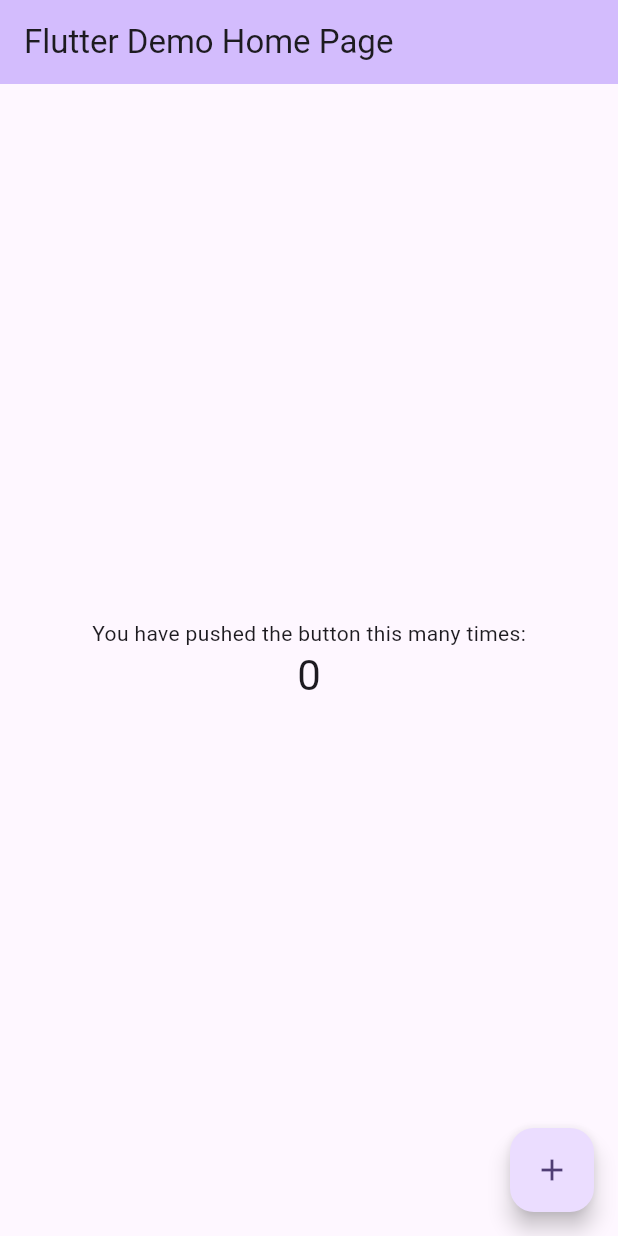
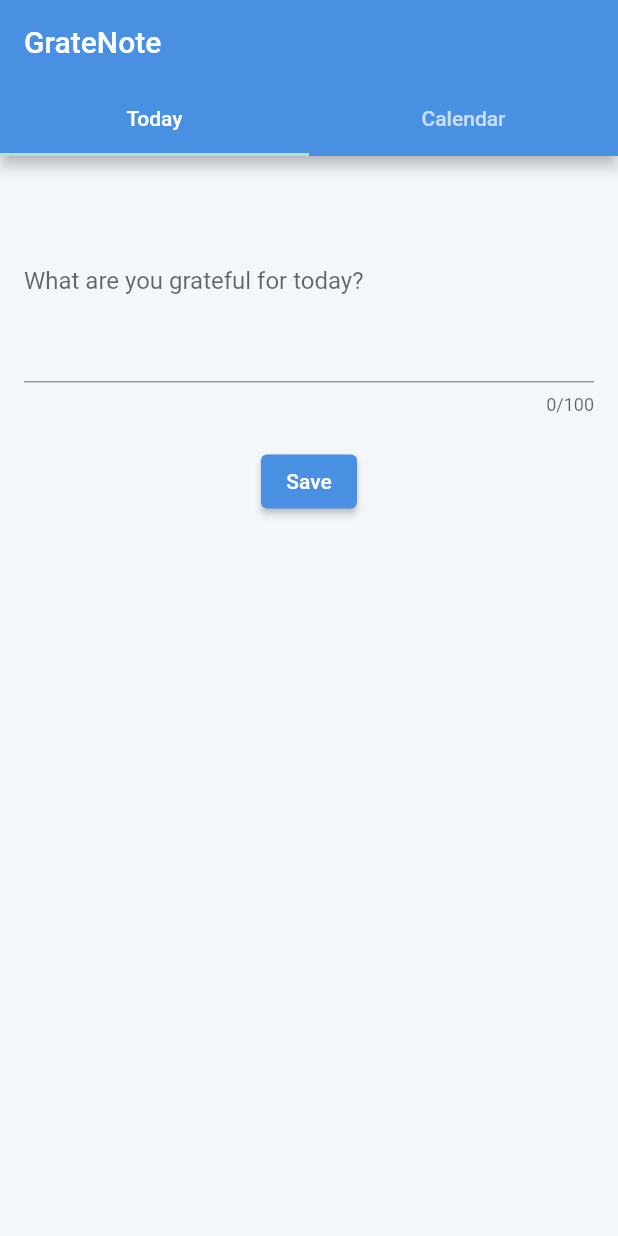
Before and after one commit to dbekinalkar/gratenote_app, a Flutter app: the screen it shows after launch, on a phone screen of 412 x 824 dp. Run offline on Flutter 3.47's test engine with Material 2 defaults, Android fonts, the light colour scheme and no system bars; our stand-ins replace get_it, shared_preferences.

Commit message:
Completed App

```diff
--- /dev/null
+++ b/lib/app.dart
@@ -0,0 +1,33 @@
+import 'package:flutter/material.dart';
+import 'package:gratenote_app/screens/main_screen.dart';
+
+class GrateNoteApp extends StatelessWidget {
+  const GrateNoteApp({super.key});
+
+  @override
+  Widget build(BuildContext context) {
+    return MaterialApp(
+      title: 'GrateNote',
+      theme: ThemeData(
+        primaryColor: const Color(0xFF4A90E2), // A soft blue color
+        scaffoldBackgroundColor: const Color(0xFFF3F7FA), // A very light blue background
+        colorScheme: const ColorScheme.light(
+          primary: Color(0xFF4A90E2),
+          secondary: Color(0xFFA8E6CF), // A gentle green color
+          background: Color(0xFFF3F7FA),
+          onPrimary: Colors.white,
+          onSecondary: Colors.black,
+        ),
+        textTheme: const TextTheme(
+          headline1: TextStyle(color: Color(0xFF4A90E2)),
+          bodyText1: TextStyle(color: Color(0xFF576F7D)),
+        ),
+        buttonTheme: const ButtonThemeData(
+          buttonColor: Color(0xFF4A90E2),
+          textTheme: ButtonTextTheme.primary,
+        ),
+      ),
+      home: const MainScreen(),
+    );
+  }
+}
--- a/lib/main.dart
+++ b/lib/main.dart
@@ -1,125 +1,9 @@
 import 'package:flutter/material.dart';
+import 'package:gratenote_app/app.dart';
+
+import 'utils/service_locator.dart';
 
 void main() {
-  runApp(const MyApp());
+  setupLocator();
+  runApp(const GrateNoteApp());
 }
-
-class MyApp extends StatelessWidget {
-  const MyApp({super.key});
-
-  // This widget is the root of your application.
-  @override
-  Widget build(BuildContext context) {
-    return MaterialApp(
-      title: 'Flutter Demo',
-      theme: ThemeData(
-        // This is the theme of your application.
-        //
-        // TRY THIS: Try running your application with "flutter run". You'll see
-        // the application has a blue toolbar. Then, without quitting the app,
-        // try changing the seedColor in the colorScheme below to Colors.green
-        // and then invoke "hot reload" (save your changes or press the "hot
-        // reload" button in a Flutter-supported IDE, or press "r" if you used
-        // the command line to start the app).
-        //
-        // Notice that the counter didn't reset back to zero; the application
-        // state is not lost during the reload. To reset the state, use hot
-        // restart instead.
-        //
-        // This works for code too, not just values: Most code changes can be
-        // tested with just a hot reload.
-        colorScheme: ColorScheme.fromSeed(seedColor: Colors.deepPurple),
-        useMaterial3: true,
-      ),
-      home: const MyHomePage(title: 'Flutter Demo Home Page'),
-    );
-  }
-}
-
-class MyHomePage extends StatefulWidget {
-  const MyHomePage({super.key, required this.title});
-
-  // This widget is the home page of your application. It is stateful, meaning
-  // that it has a State object (defined below) that contains fields that affect
-  // how it looks.
-
-  // This class is the configuration for the state. It holds the values (in this
-  // case the title) provided by the parent (in this case the App widget) and
-  // used by the build method of the State. Fields in a Widget subclass are
-  // always marked "final".
-
-  final String title;
-
-  @override
-  State<MyHomePage> createState() => _MyHomePageState();
-}
-
-class _MyHomePageState extends State<MyHomePage> {
-  int _counter = 0;
-
-  void _incrementCounter() {
-    setState(() {
-      // This call to setState tells the Flutter framework that something has
-      // changed in this State, which causes it to rerun the build method below
-      // so that the display can reflect the updated values. If we changed
-      // _counter without calling setState(), then the build method would not be
-      // called again, and so nothing would appear to happen.
-      _counter++;
-    });
-  }
-
-  @override
-  Widget build(BuildContext context) {
-    // This method is rerun every time setState is called, for instance as done
-    // by the _incrementCounter method above.
-    //
-    // The Flutter framework has been optimized to make rerunning build methods
-    // fast, so that you can just rebuild anything that needs updating rather
-    // than having to individually change instances of widgets.
-    return Scaffold(
-      appBar: AppBar(
-        // TRY THIS: Try changing the color here to a specific color (to
-        // Colors.amber, perhaps?) and trigger a hot reload to see the AppBar
-        // change color while the other colors stay the same.
-        backgroundColor: Theme.of(context).colorScheme.inversePrimary,
-        // Here we take the value from the MyHomePage object that was created by
-        // the App.build method, and use it to set our appbar title.
-        title: Text(widget.title),
-      ),
-      body: Center(
-        // Center is a layout widget. It takes a single child and positions it
-        // in the middle of the parent.
-        child: Column(
-          // Column is also a layout widget. It takes a list of children and
-          // arranges them vertically. By default, it sizes itself to fit its
-          // children horizontally, and tries to be as tall as its parent.
-          //
-          // Column has various properties to control how it sizes itself and
-          // how it positions its children. Here we use mainAxisAlignment to
-          // center the children vertically; the main axis here is the vertical
-          // axis because Columns are vertical (the cross axis would be
-          // horizontal).
-          //
-          // TRY THIS: Invoke "debug painting" (choose the "Toggle Debug Paint"
-          // action in the IDE, or press "p" in the console), to see the
-          // wireframe for each widget.
-          mainAxisAlignment: MainAxisAlignment.center,
-          children: <Widget>[
-            const Text(
-              'You have pushed the button this many times:',
-            ),
-            Text(
-              '$_counter',
-              style: Theme.of(context).textTheme.headlineMedium,
-            ),
-          ],
-        ),
-      ),
-      floatingActionButton: FloatingActionButton(
-        onPressed: _incrementCounter,
-        tooltip: 'Increment',
-        child: const Icon(Icons.add),
-      ), // This trailing comma makes auto-formatting nicer for build methods.
-    );
-  }
-}
--- /dev/null
+++ b/lib/screens/main_screen.dart
@@ -0,0 +1,81 @@
+import 'package:flutter/material.dart';
+import 'package:gratenote_app/widgets/grate_calendar.dart';
+
+import '../models/journal_entry.dart';
+import '../utils/journal_entry_service.dart';
+import '../utils/service_locator.dart';
+
+class MainScreen extends StatefulWidget {
+  const MainScreen({super.key});
+
+  @override
+  State<MainScreen> createState() => _MainScreenState();
+}
+
+class _MainScreenState extends State<MainScreen> {
+  final TextEditingController _controller = TextEditingController();
+  final journalService = locator<JournalEntryService>();
+
+  @override
+  void initState() {
+    super.initState();
+    _fetchTodayEntry();
+  }
+
+  _fetchTodayEntry() async {
+    DateTime today = DateTime.now();
+    JournalEntry? entry = await journalService.getJournalEntry(today);
+    _controller.text = entry?.content ?? '';
+  }
+
+  @override
+  Widget build(BuildContext context) {
+    return DefaultTabController(
+      length: 2,
+      child: Scaffold(
+        appBar: AppBar(
+          title: const Text('GrateNote'),
+          bottom: const TabBar(
+            tabs: [
+              Tab(text: 'Today'),
+              Tab(text: 'Calendar'),
+            ],
+          ),
+        ),
+        body: TabBarView(
+          children: [
+            _buildTodayTab(),
+            GrateCalendar(),
+          ],
+        ),
+      ),
+    );
+  }
+
+  Widget _buildTodayTab() {
+    return Padding(
+      padding: const EdgeInsets.all(16.0),
+      child: Column(
+        children: [
+          TextField(
+            controller: _controller,
+            maxLines: 5,
+            maxLength: 100,
+            decoration: const InputDecoration(
+              labelText: 'What are you grateful for today?',
+            ),
+          ),
+          const SizedBox(height: 20),
+          ElevatedButton(
+            onPressed: () async {
+              await journalService.saveJournalEntry(
+                  DateTime.now(), _controller.text);
+              // Optionally, add feedback to the user to indicate the entry has been saved.
+            },
+            child: const Text('Save'),
+          ),
+        ],
+      ),
+    );
+  }
+}
--- /dev/null
+++ b/lib/utils/service_locator.dart
@@ -0,0 +1,8 @@
+import 'package:get_it/get_it.dart';
+import 'journal_entry_service.dart';
+
+GetIt locator = GetIt.instance;
+
+void setupLocator() {
+  locator.registerLazySingleton(() => JournalEntryService());
+}
--- a/pubspec.yaml
+++ b/pubspec.yaml
@@ -36,6 +36,7 @@ dependencies:
   # Use with the CupertinoIcons class for iOS style icons.
   cupertino_icons: ^1.0.2
   shared_preferences: ^2.2.0
+  get_it: ^7.6.0
 
 dev_dependencies:
   flutter_test:
```
Also changed, not shown: lib/utils/journal_entry_service.dart (added, +51 -0 lines), lib/widgets/grate_calendar.dart (added, +122 -0 lines), lib/widgets/journal_entry_bottom_sheet.dart (added, +91 -0 lines), pubspec.lock.
